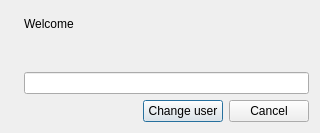
The window that src/desktop/GuiWizard.ui (hwgao/beebeep) describes before a commit, drawn with Qt 5.
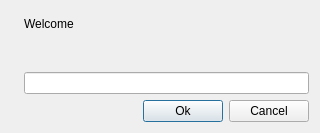
The same window after the commit. Icons and pictures are not drawn.

What changed in the file:
```diff
--- a/src/desktop/GuiWizard.ui
+++ b/src/desktop/GuiWizard.ui
@@ -33,7 +33,7 @@
    <item row="1" column="1">
     <widget class="QPushButton" name="mp_pbChangeUser">
      <property name="text">
-      <string>Change user</string>
+      <string>Ok</string>
      </property>
      <property name="default">
       <bool>true</bool>
```
